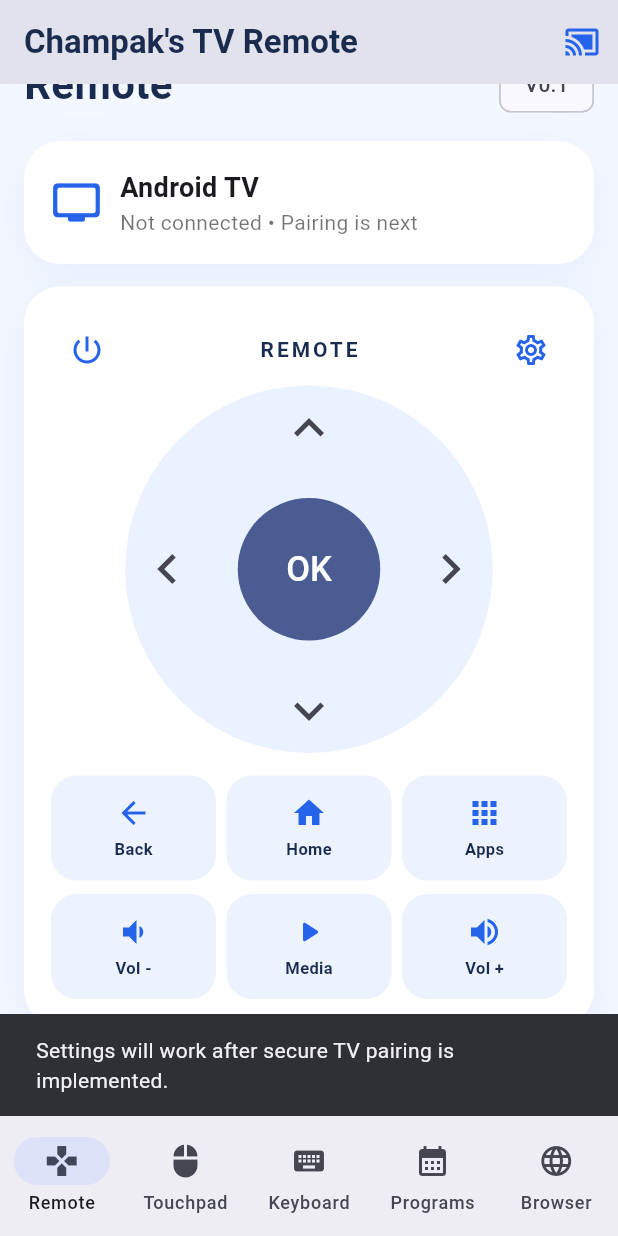
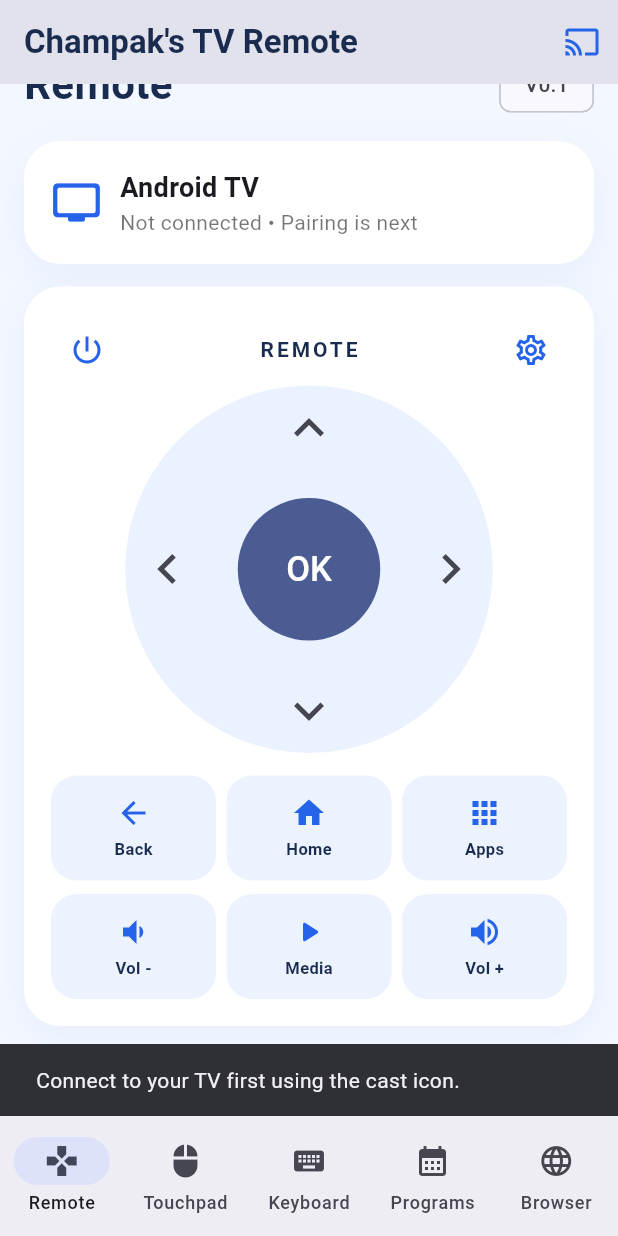
Before and after one commit to Programmer-s-Picnic/tv, a Flutter app: the screen it shows after launch, scrolled down 40 dp, after a tap on the "settings" icon, on a phone screen of 412 x 824 dp. Run offline on Flutter 3.47's test engine with Material 3 defaults, Android fonts, the phone set to English and light mode, and no system bars; our stand-ins replace shared_preferences; missing offline and left inert: android_tv_remote.

Commit message:
Wire remote UI to TV pairing, v2 key transport, text entry and swipe navigation

```diff
--- a/phone_remote/lib/main.dart
+++ b/phone_remote/lib/main.dart
@@ -1,8 +1,10 @@
 import 'dart:convert';
 import 'package:flutter/material.dart';
 import 'package:shared_preferences/shared_preferences.dart';
+import 'tv_connection.dart';
+import 'package:android_tv_remote/android_tv_remote.dart';
 const blue=Color(0xff2563eb),ink=Color(0xff192b4e);
-void main()=>runApp(const RemoteApp());
+Future<void> main() async { WidgetsFlutterBinding.ensureInitialized(); await TvLink.instance.initialize(); runApp(const RemoteApp()); }
 class RemoteApp extends StatelessWidget{
  const RemoteApp({super.key});
  @override Widget build(BuildContext context)=>MaterialApp(
@@ -19,13 +21,79 @@
 }
 class _RemoteHomeState extends State<RemoteHome>{
  int page=0;List<Map<String,dynamic>> programs=[];
+ final tvText=TextEditingController();
+ DateTime lastSwipe=DateTime.fromMillisecondsSinceEpoch(0);
+ @override void dispose(){tvText.dispose();super.dispose();}
  @override void initState(){super.initState();load();}
  Future<void> load()async{final p=await SharedPreferences.getInstance();
  try{setState(()=>programs=List<Map<String,dynamic>>.from(jsonDecode(p.getString('tv_programs')??'[]')));}catch(_){}}
  Future<void> save()async{final p=await SharedPreferences.getInstance();
  await p.setString('tv_programs',jsonEncode(programs));}
- void unavailable(String action)=>ScaffoldMessenger.of(context).showSnackBar(SnackBar(
-  content:Text(action+' will work after secure TV pairing is implemented.')));
+ void unavailable(String action) {
+   if (!TvLink.instance.connected) {
+     ScaffoldMessenger.of(context).showSnackBar(const SnackBar(content:Text('Connect to your TV first using the cast icon.')));
+     return;
+   }
+   try {
+     TvLink.instance.key(action);
+   } catch(e) {
+     ScaffoldMessenger.of(context).showSnackBar(SnackBar(content:Text('Command failed: $e')));
+   }
+ }
+ Future<String> pairingPin() async {
+   final controller=TextEditingController();
+   final code=await showDialog<String>(context:context,barrierDismissible:false,builder:(ctx)=>AlertDialog(
+     title:const Text('Pair your Android TV'),
+     content:Column(mainAxisSize:MainAxisSize.min,children:[
+       const Text('Enter the 6-character code shown on your television.'),
+       const SizedBox(height:12),TextField(controller:controller,autofocus:true,textCapitalization:TextCapitalization.characters,
+         maxLength:6,decoration:const InputDecoration(hintText:'TV pairing code'))]),
+     actions:[TextButton(onPressed:()=>Navigator.pop(ctx),child:const Text('Cancel')),
+       FilledButton(onPressed:()=>Navigator.pop(ctx,controller.text.trim().toUpperCase()),child:const Text('Pair'))]));
+   if(code==null||code.length!=6) throw const FormatException('Pairing cancelled or invalid code');
+   return code;
+ }
+ Future<void> pairTv() async {
+   try {
+     ScaffoldMessenger.of(context).showSnackBar(const SnackBar(content:Text('Searching the local Wi-Fi network for Android TVs…')));
+     final found=await TvLink.instance.discover();
+     if(!mounted)return;
+     final ipController=TextEditingController();
+     final selection=await showDialog<Object>(context:context,builder:(ctx)=>AlertDialog(
+       title:const Text('Connect to Android TV'),
+       content:SingleChildScrollView(child:Column(mainAxisSize:MainAxisSize.min,children:[
+         if(found.isEmpty)const Text('No TVs discovered. Enter the TV IP address below.'),
+         ...found.map((device)=>ListTile(leading:const Icon(Icons.tv,color:blue),
+           title:Text(device.name),subtitle:Text(device.host),
+           onTap:()=>Navigator.pop(ctx,device))),
+         const SizedBox(height:12),TextField(controller:ipController,
+           keyboardType:TextInputType.number,decoration:const InputDecoration(labelText:'TV IP address (manual)',hintText:'192.168.1.10'))
+       ])),
+       actions:[TextButton(onPressed:()=>Navigator.pop(ctx),child:const Text('Cancel')),
+         FilledButton(onPressed:()=>Navigator.pop(ctx,ipController.text.trim()),child:const Text('Connect IP'))]));
+     if(selection==null)return;
+     if(selection is TvDevice) {await TvLink.instance.connect(selection,pairingPin);}
+     else {await TvLink.instance.connectIp(selection.toString(),pairingPin);}
+     if(mounted){setState((){});ScaffoldMessenger.of(context).showSnackBar(
+       const SnackBar(content:Text('Connected! Try Home or the D-pad.')));}
+   } catch(e) {
+     if(mounted)ScaffoldMessenger.of(context).showSnackBar(SnackBar(content:Text('TV connection: $e'),duration:const Duration(seconds:7)));
+   }
+ }
+ void sendTypedText() {
+   if(!TvLink.instance.connected){unavailable('Send text');return;}
+   try{TvLink.instance.text(tvText.text);ScaffoldMessenger.of(context).showSnackBar(
+     const SnackBar(content:Text('Text sent to TV')));}
+   catch(e){ScaffoldMessenger.of(context).showSnackBar(SnackBar(content:Text('Could not send text: $e')));}
+ }
+ void swipeTv(DragUpdateDetails d) {
+   if(!TvLink.instance.connected)return;
+   if(DateTime.now().difference(lastSwipe).inMilliseconds<130)return;
+   if(d.delta.distance<2)return;
+   lastSwipe=DateTime.now();
+   unavailable(d.delta.dx.abs()>d.delta.dy.abs()
+     ?(d.delta.dx>0?'Right':'Left'):(d.delta.dy>0?'Down':'Up'));
+ }
  Widget panel(Widget child)=>Container(padding:const EdgeInsets.all(18),
   decoration:BoxDecoration(color:Colors.white,borderRadius:BorderRadius.circular(24),
    boxShadow:const [BoxShadow(color:Color(0x102469cf),blurRadius:24,offset:Offset(0,7))]),child:child);
@@ -64,7 +132,7 @@
  Widget touchpad()=>panel(Column(crossAxisAlignment:CrossAxisAlignment.start,children:[
   const Text('Precision touchpad',style:TextStyle(fontSize:21,fontWeight:FontWeight.bold,color:ink)),
   const Text('Swipe to move • Tap to click',style:TextStyle(color:Colors.black54)),
-  const SizedBox(height:15),GestureDetector(onTap:()=>unavailable('Click'),
+  const SizedBox(height:15),GestureDetector(onTap:()=>unavailable('Click'),onPanUpdate:swipeTv,
    child:Container(height:340,alignment:Alignment.center,
     decoration:BoxDecoration(gradient:const LinearGradient(colors:[Color(0xffd7e7ff),Color(0xffedf5ff)]),
       borderRadius:BorderRadius.circular(23)),
@@ -73,9 +141,9 @@
     const SizedBox(width:10),Expanded(child:keyButton(Icons.menu_open,'Right click'))])]));
  Widget keyboard()=>panel(Column(crossAxisAlignment:CrossAxisAlignment.stretch,children:[
   const Text('Phone keyboard',style:TextStyle(fontSize:22,fontWeight:FontWeight.bold,color:ink)),
-  const SizedBox(height:10),const TextField(minLines:3,maxLines:5,
+  const SizedBox(height:10),TextField(controller:tvText,minLines:3,maxLines:5,
    decoration:InputDecoration(hintText:'Enter URL, search or message')),
-  const SizedBox(height:12),FilledButton.icon(onPressed:()=>unavailable('Send text'),
+  const SizedBox(height:12),FilledButton.icon(onPressed:sendTypedText,
    icon:const Icon(Icons.send),label:const Text('Send to TV'))]));
  Widget browser()=>panel(Column(crossAxisAlignment:CrossAxisAlignment.start,children:[
   const Text("Champak's TV Browser",style:TextStyle(fontSize:21,fontWeight:FontWeight.bold,color:ink)),
@@ -142,7 +210,7 @@
   final pages=[remote(),touchpad(),keyboard(),planner(),browser()];
   return Scaffold(appBar:AppBar(title:const Text("Champak's TV Remote",
    style:TextStyle(fontWeight:FontWeight.bold,color:ink)),actions:[
-    IconButton(onPressed:()=>unavailable('Pair TV'),icon:const Icon(Icons.cast_connected,color:blue))]),
+    IconButton(onPressed:pairTv,icon:Icon(TvLink.instance.connected?Icons.cast_connected:Icons.cast,color:blue))]),
    body:SafeArea(child:SingleChildScrollView(padding:const EdgeInsets.all(16),
     child:Column(crossAxisAlignment:CrossAxisAlignment.stretch,children:[
      Row(children:[Text(names[page],style:const TextStyle(fontSize:28,color:ink,fontWeight:FontWeight.bold)),
```
